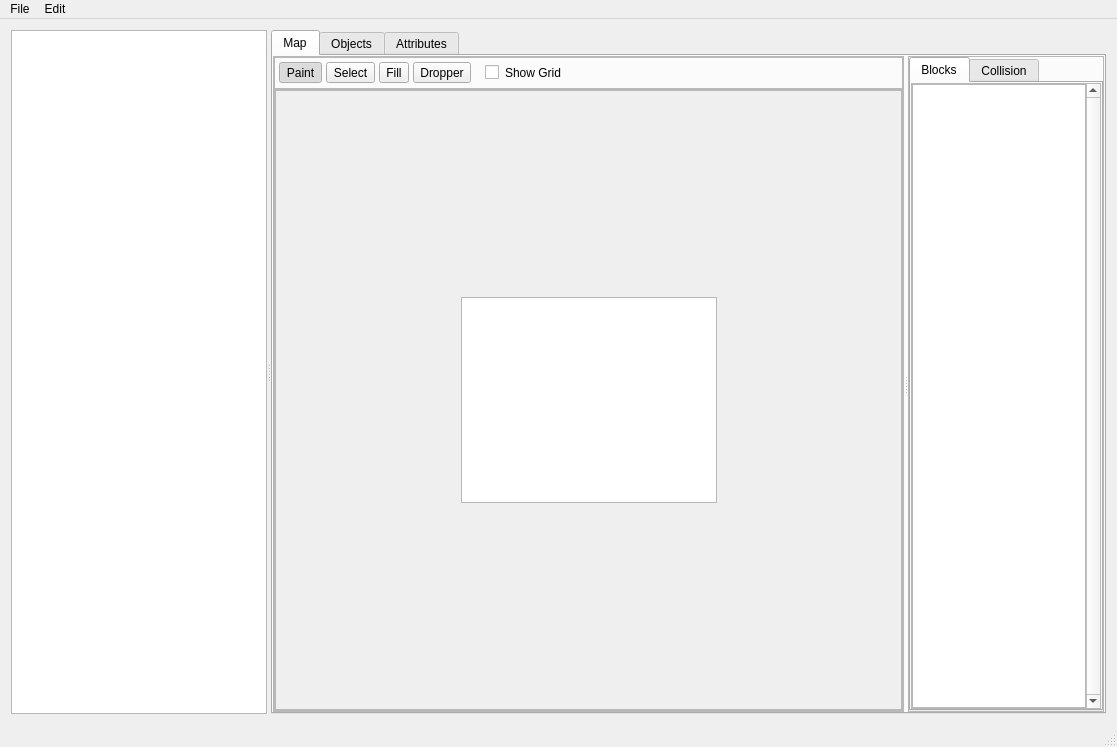
This is mainwindow.ui in huderlem/porymap as Qt 5 draws it before an edit. The edited form follows.
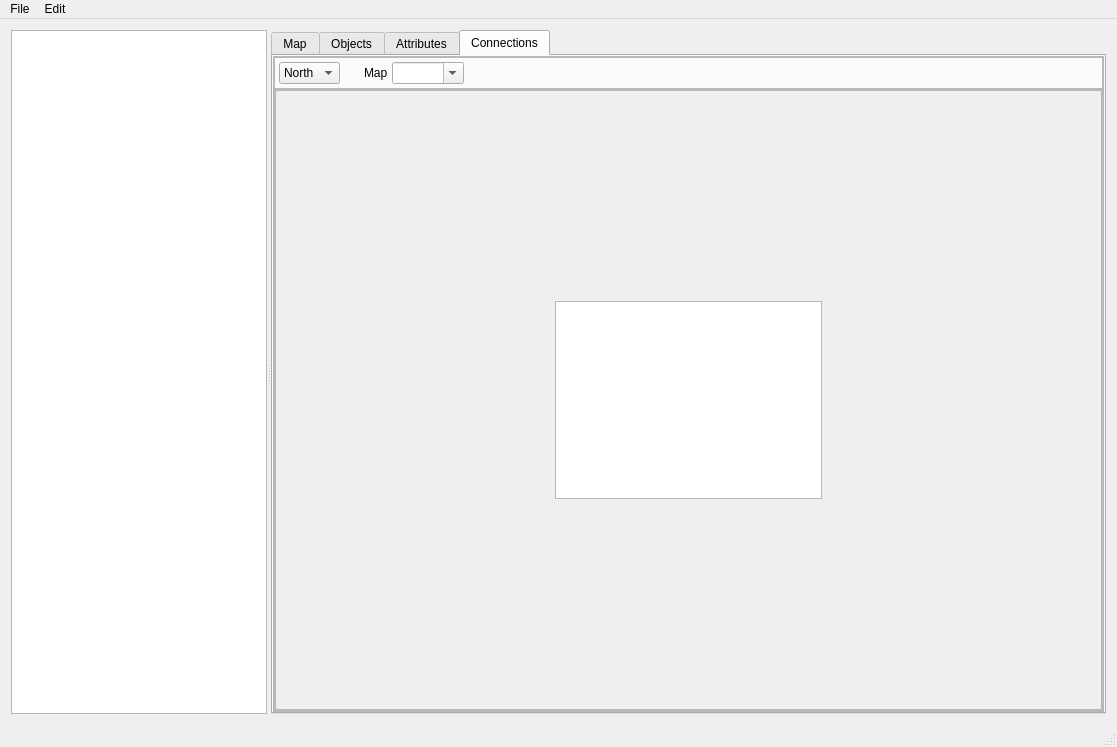
This is the edited form. The open tabs and pages were chosen to show the change. Icons and pictures are not drawn. Custom widgets are drawn as their Qt base class.

Commit message: Add connections tab

The edit to the form file:
```diff
--- a/mainwindow.ui
+++ b/mainwindow.ui
@@ -1199,6 +1199,265 @@
          </widget>
         </widget>
        </widget>
+       <widget class="QWidget" name="tab_Connections">
+        <attribute name="title">
+         <string>Connections</string>
+        </attribute>
+        <layout class="QGridLayout" name="gridLayout_12">
+         <property name="leftMargin">
+          <number>0</number>
+         </property>
+         <property name="topMargin">
+          <number>0</number>
+         </property>
+         <property name="rightMargin">
+          <number>0</number>
+         </property>
+         <property name="bottomMargin">
+          <number>0</number>
+         </property>
+         <item row="3" column="0">
+          <widget class="QFrame" name="gridFrame">
+           <property name="sizePolicy">
+            <sizepolicy hsizetype="Expanding" vsizetype="Expanding">
+             <horstretch>0</horstretch>
+             <verstretch>0</verstretch>
+            </sizepolicy>
+           </property>
+           <property name="frameShape">
+            <enum>QFrame::StyledPanel</enum>
+           </property>
+           <property name="frameShadow">
+            <enum>QFrame::Raised</enum>
+           </property>
+           <layout class="QGridLayout" name="gridLayout_11">
+            <property name="leftMargin">
+             <number>0</number>
+            </property>
+            <property name="topMargin">
+             <number>0</number>
+            </property>
+            <property name="rightMargin">
+             <number>0</number>
+            </property>
+            <property name="bottomMargin">
+             <number>0</number>
+            </property>
+            <property name="spacing">
+             <number>0</number>
+            </property>
+            <item row="0" column="0">
+             <widget class="QFrame" name="horizontalFrame">
+              <property name="sizePolicy">
+               <sizepolicy hsizetype="Expanding" vsizetype="Fixed">
+                <horstretch>0</horstretch>
+                <verstretch>0</verstretch>
+               </sizepolicy>
+              </property>
+              <property name="minimumSize">
+               <size>
+                <width>0</width>
+                <height>32</height>
+               </size>
+              </property>
+              <property name="frameShape">
+               <enum>QFrame::StyledPanel</enum>
+              </property>
+              <property name="frameShadow">
+               <enum>QFrame::Raised</enum>
+              </property>
+              <layout class="QHBoxLayout" name="horizontalLayout_3" stretch="0,0,0,0,0">
+               <property name="spacing">
+                <number>4</number>
+               </property>
+               <property name="leftMargin">
+                <number>4</number>
+               </property>
+               <property name="topMargin">
+                <number>4</number>
+               </property>
+               <property name="rightMargin">
+                <number>4</number>
+               </property>
+               <property name="bottomMargin">
+                <number>4</number>
+               </property>
+               <item>
+                <widget class="QComboBox" name="comboBox_ConnectionDirection">
+                 <item>
+                  <property name="text">
+                   <string>North</string>
+                  </property>
+                 </item>
+                 <item>
+                  <property name="text">
+                   <string>East</string>
+                  </property>
+                 </item>
+                 <item>
+                  <property name="text">
+                   <string>South</string>
+                  </property>
+                 </item>
+                 <item>
+                  <property name="text">
+                   <string>West</string>
+                  </property>
+                 </item>
+                </widget>
+               </item>
+               <item>
+                <spacer name="horizontalSpacer_2">
+                 <property name="orientation">
+                  <enum>Qt::Horizontal</enum>
+                 </property>
+                 <property name="sizeType">
+                  <enum>QSizePolicy::Fixed</enum>
+                 </property>
+                 <property name="sizeHint" stdset="0">
+                  <size>
+                   <width>20</width>
+                   <height>20</height>
+                  </size>
+                 </property>
+                </spacer>
+               </item>
+               <item>
+                <widget class="QLabel" name="label_11">
+                 <property name="text">
+                  <string>Map</string>
+                 </property>
+                </widget>
+               </item>
+               <item>
+                <widget class="QComboBox" name="comboBox_ConnectedMap">
+                 <property name="editable">
+                  <bool>true</bool>
+                 </property>
+                </widget>
+               </item>
+               <item>
+                <spacer name="horizontalSpacer_6">
+                 <property name="orientation">
+                  <enum>Qt::Horizontal</enum>
+                 </property>
+                 <property name="sizeHint" stdset="0">
+                  <size>
+                   <width>40</width>
+                   <height>20</height>
+                  </size>
+                 </property>
+                </spacer>
+               </item>
+              </layout>
+             </widget>
+            </item>
+            <item row="1" column="0">
+             <widget class="QFrame" name="gridFrame">
+              <property name="frameShape">
+               <enum>QFrame::StyledPanel</enum>
+              </property>
+              <property name="frameShadow">
+               <enum>QFrame::Raised</enum>
+              </property>
+              <layout class="QGridLayout" name="gridLayout_13">
+               <property name="leftMargin">
+                <number>0</number>
+               </property>
+               <property name="topMargin">
+                <number>0</number>
+               </property>
+               <property name="rightMargin">
+                <number>0</number>
+               </property>
+               <property name="bottomMargin">
+                <number>0</number>
+               </property>
+               <property name="spacing">
+                <number>0</number>
+               </property>
+               <item row="0" column="0">
+                <widget class="QScrollArea" name="scrollArea_5">
+                 <property name="widgetResizable">
+                  <bool>true</bool>
+                 </property>
+                 <widget class="QWidget" name="scrollAreaWidgetContents_3">
+                  <property name="geometry">
+                   <rect>
+                    <x>0</x>
+                    <y>0</y>
+                    <width>826</width>
+                    <height>621</height>
+                   </rect>
+                  </property>
+                  <layout class="QGridLayout" name="gridLayout_15">
+                   <item row="1" column="1">
+                    <widget class="QGraphicsView" name="graphicsView"/>
+                   </item>
+                   <item row="0" column="1">
+                    <spacer name="verticalSpacer">
+                     <property name="orientation">
+                      <enum>Qt::Vertical</enum>
+                     </property>
+                     <property name="sizeHint" stdset="0">
+                      <size>
+                       <width>20</width>
+                       <height>40</height>
+                      </size>
+                     </property>
+                    </spacer>
+                   </item>
+                   <item row="2" column="1">
+                    <spacer name="verticalSpacer_2">
+                     <property name="orientation">
+                      <enum>Qt::Vertical</enum>
+                     </property>
+                     <property name="sizeHint" stdset="0">
+                      <size>
+                       <width>20</width>
+                       <height>40</height>
+                      </size>
+                     </property>
+                    </spacer>
+                   </item>
+                   <item row="1" column="0">
+                    <spacer name="horizontalSpacer_7">
+                     <property name="orientation">
+                      <enum>Qt::Horizontal</enum>
+                     </property>
+                     <property name="sizeHint" stdset="0">
+                      <size>
+                       <width>40</width>
+                       <height>20</height>
+                      </size>
+                     </property>
+                    </spacer>
+                   </item>
+                   <item row="1" column="2">
+                    <spacer name="horizontalSpacer_8">
+                     <property name="orientation">
+                      <enum>Qt::Horizontal</enum>
+                     </property>
+                     <property name="sizeHint" stdset="0">
+                      <size>
+                       <width>40</width>
+                       <height>20</height>
+                      </size>
+                     </property>
+                    </spacer>
+                   </item>
+                  </layout>
+                 </widget>
+                </widget>
+               </item>
+              </layout>
+             </widget>
+            </item>
+           </layout>
+          </widget>
+         </item>
+        </layout>
+       </widget>
       </widget>
      </widget>
     </item>
```
